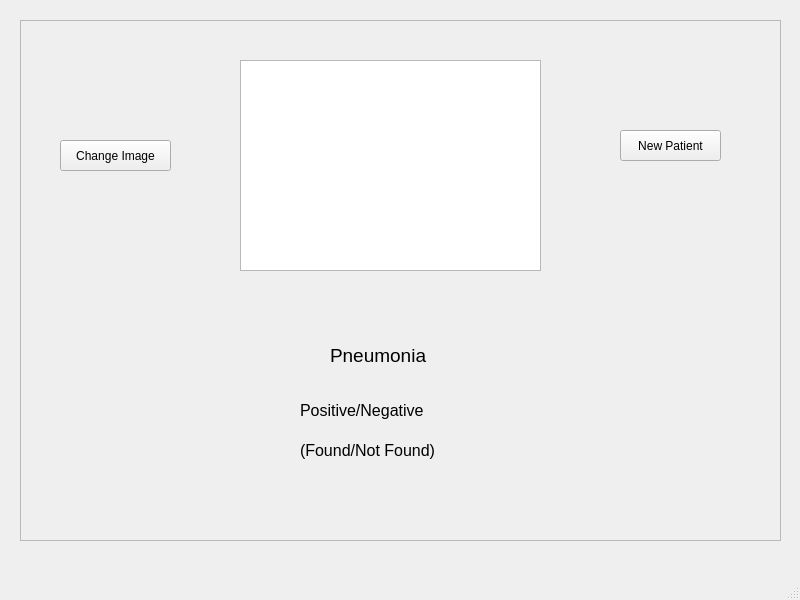
ACRAproject/ACRA, file acra2.ui: the form before one commit.
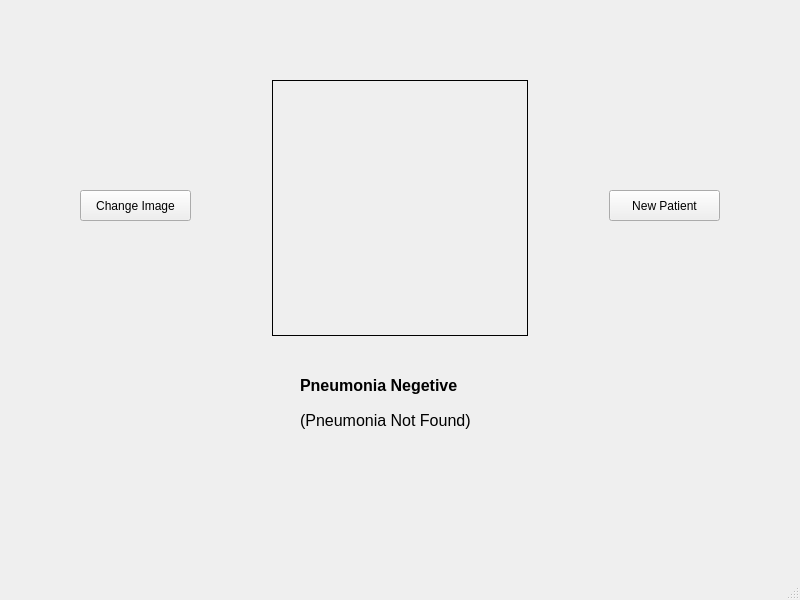
The form after the commit.

Commit message: Completed UI with all the functionalities, Main file to run = acra.py

```diff
--- a/acra2.ui
+++ b/acra2.ui
@@ -14,73 +14,58 @@
    <string>MainWindow</string>
   </property>
   <widget class="QWidget" name="centralwidget">
-   <widget class="QGraphicsView" name="graphicsView">
+   <widget class="QLabel" name="label_1">
     <property name="geometry">
      <rect>
-      <x>240</x>
-      <y>60</y>
-      <width>301</width>
-      <height>211</height>
-     </rect>
-    </property>
-   </widget>
-   <widget class="QLabel" name="label">
-    <property name="geometry">
-     <rect>
-      <x>330</x>
-      <y>340</y>
-      <width>131</width>
+      <x>300</x>
+      <y>370</y>
+      <width>211</width>
       <height>31</height>
      </rect>
     </property>
     <property name="font">
      <font>
-      <pointsize>14</pointsize>
+      <pointsize>12</pointsize>
+      <weight>75</weight>
+      <bold>true</bold>
      </font>
     </property>
     <property name="text">
-     <string>Pneumonia</string>
+     <string>Pneumonia Negetive</string>
     </property>
    </widget>
-   <widget class="QFrame" name="frame">
+   <widget class="QPushButton" name="nextbut">
     <property name="geometry">
      <rect>
-      <x>20</x>
-      <y>20</y>
-      <width>761</width>
-      <height>521</height>
+      <x>609</x>
+      <y>190</y>
+      <width>111</width>
+      <height>31</height>
      </rect>
     </property>
-    <property name="frameShape">
-     <enum>QFrame::StyledPanel</enum>
+    <property name="text">
+     <string>New Patient</string>
     </property>
-    <property name="frameShadow">
-     <enum>QFrame::Raised</enum>
+   </widget>
+   <widget class="QPushButton" name="backbut">
+    <property name="geometry">
+     <rect>
+      <x>80</x>
+      <y>190</y>
+      <width>111</width>
+      <height>31</height>
+     </rect>
     </property>
+    <property name="text">
+     <string>Change Image</string>
+    </property>
+   </widget>
     <widget class="QLabel" name="label_2">
      <property name="geometry">
       <rect>
-       <x>280</x>
-       <y>380</y>
-       <width>181</width>
-       <height>21</height>
-      </rect>
-     </property>
-     <property name="font">
-      <font>
-       <pointsize>12</pointsize>
-      </font>
-     </property>
-     <property name="text">
-      <string>Positive/Negative</string>
-     </property>
-    </widget>
-    <widget class="QLabel" name="label_3">
-     <property name="geometry">
-      <rect>
-       <x>280</x>
-       <y>420</y>
-       <width>171</width>
+      <x>300</x>
+      <y>410</y>
+      <width>211</width>
        <height>20</height>
       </rect>
      </property>
@@ -90,35 +75,24 @@
       </font>
      </property>
      <property name="text">
-      <string>(Found/Not Found)</string>
-     </property>
-    </widget>
-    <widget class="QPushButton" name="pushButton">
+     <string>(Pneumonia Not Found)</string>
+    </property>
+   </widget>
+   <widget class="QLabel" name="imgdisp">
      <property name="geometry">
       <rect>
-       <x>40</x>
-       <y>120</y>
-       <width>111</width>
-       <height>31</height>
-      </rect>
-     </property>
-     <property name="text">
-      <string>Change Image</string>
-     </property>
-    </widget>
-    <widget class="QPushButton" name="pushButton_2">
-     <property name="geometry">
-      <rect>
-       <x>600</x>
-       <y>110</y>
-       <width>101</width>
-       <height>31</height>
-      </rect>
-     </property>
+      <x>272</x>
+      <y>80</y>
+      <width>256</width>
+      <height>256</height>
+     </rect>
+    </property>
+    <property name="frameShape">
+     <enum>QFrame::Box</enum>
+    </property>
      <property name="text">
-      <string>New Patient</string>
-     </property>
-    </widget>
+     <string/>
+    </property>
    </widget>
   </widget>
   <widget class="QMenuBar" name="menubar">
```
Lines whose indentation alone changed are shown as unchanged. The commit also changes 8 other files.
